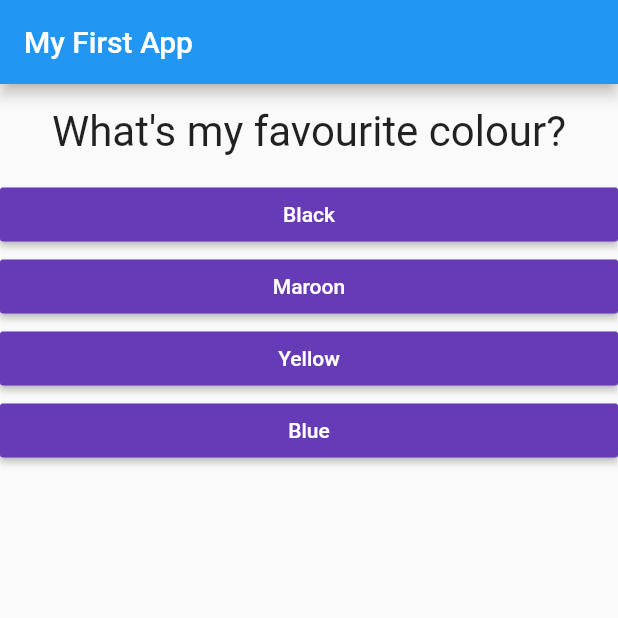
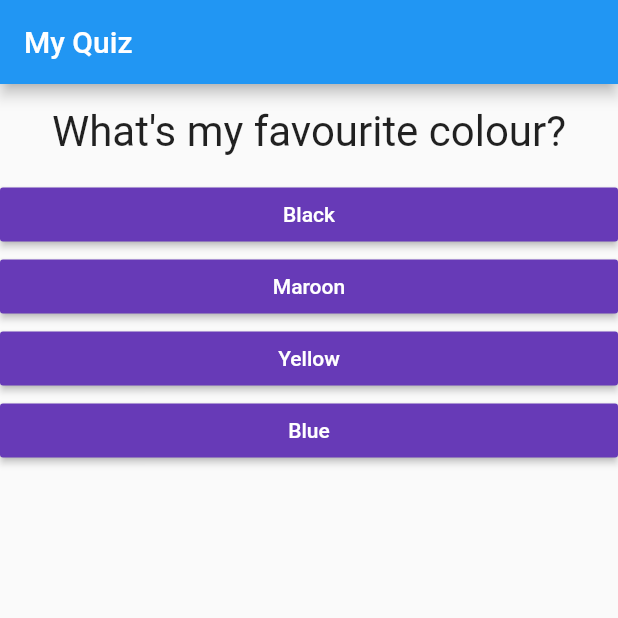
Before and after one commit to aisyahzck/Flutter_Lab3, a Flutter app: the screen it shows after launch, on a phone screen of 412 x 824 dp, the top half of it. Run offline on Flutter 3.47's test engine with Material 2 defaults, Android fonts, the phone set to English and light mode, and no system bars.

Commit message:
Code update

```diff
--- a/lib/main.dart
+++ b/lib/main.dart
@@ -71,7 +71,7 @@ class _MyAppState extends State<MyApp> {
     return MaterialApp(
       home: Scaffold(
         appBar: AppBar(
-          title: Text('My First App'),
+          title: Text('My Quiz'),
         ),
         body: _questionIndex < _questions.length
             ? Quiz(
```
Also changed, not shown: pubspec.lock.
